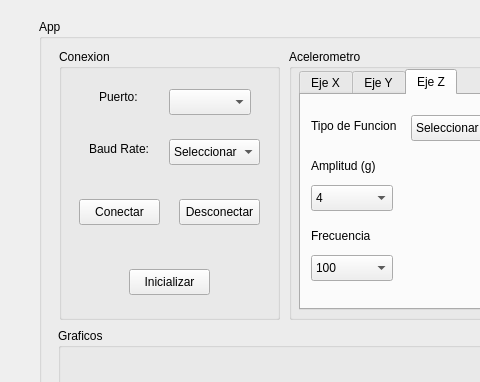
Qt form gui_python/interfaz_v1.ui (matiasRojasV/CC5328-Sistemas-embebidos) before a commit; both pictures show x 0 to 480 and y 0 to 382 of the 1109 by 719 pixel window.
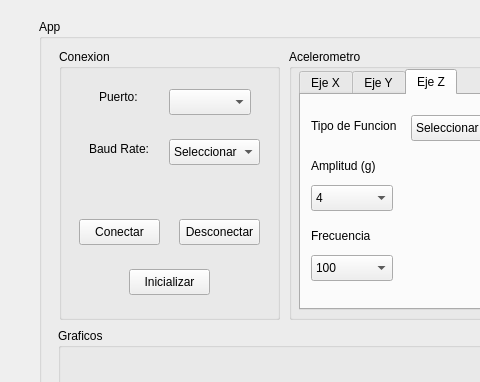
The same form after that commit.

Commit message: update: interfaz dinamica 'completa'

What changed in the file:
```diff
--- a/gui_python/interfaz_v1.ui
+++ b/gui_python/interfaz_v1.ui
@@ -98,7 +98,7 @@
       <property name="geometry">
        <rect>
         <x>20</x>
-        <y>150</y>
+        <y>170</y>
         <width>81</width>
         <height>26</height>
        </rect>
@@ -111,7 +111,7 @@
       <property name="geometry">
        <rect>
         <x>120</x>
-        <y>150</y>
+        <y>170</y>
         <width>81</width>
         <height>26</height>
        </rect>
```
Left out of the diff: 14 changed lines with no effect on the pictures. The commit also changes 2 other files.
